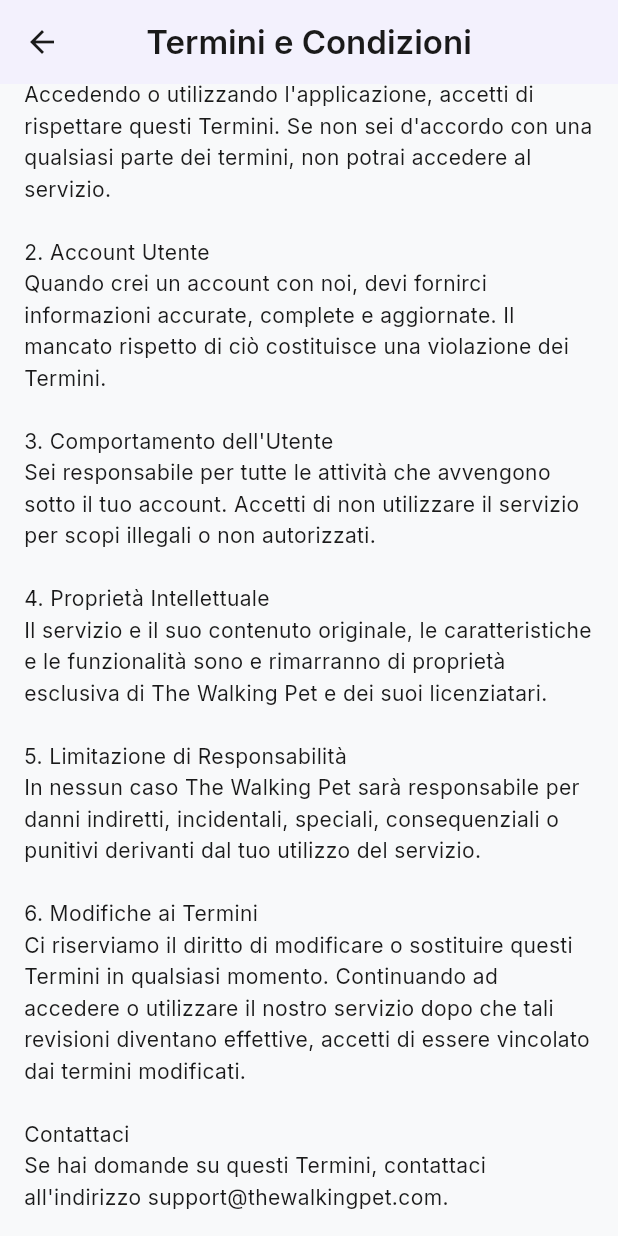
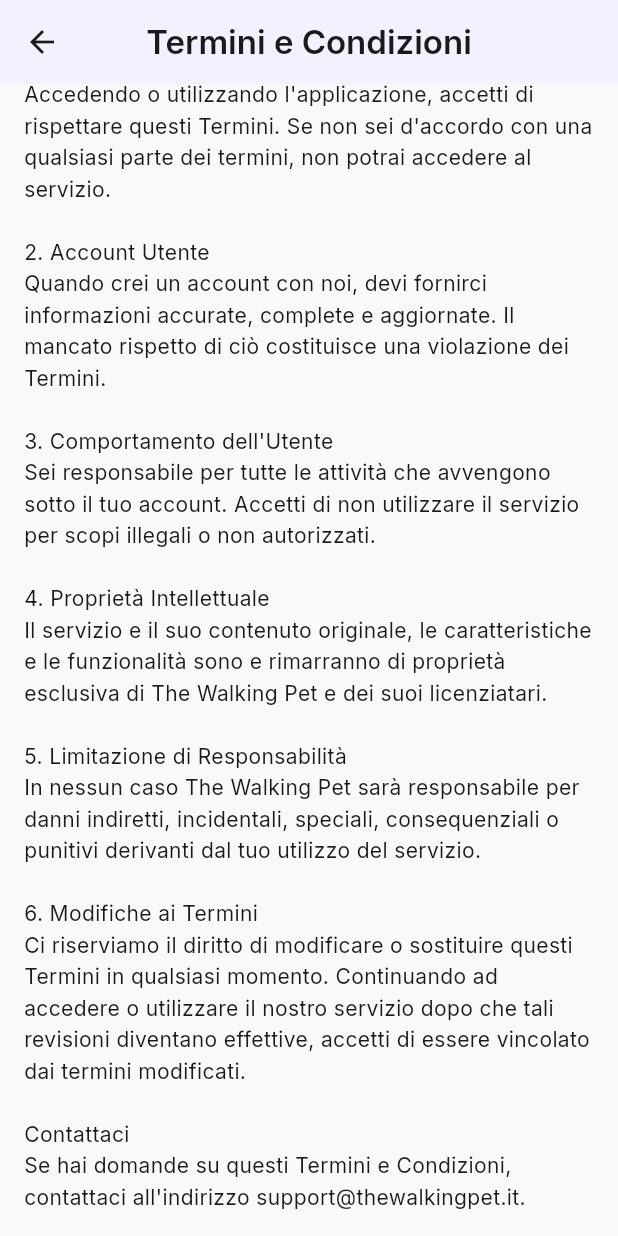
Before and after one commit to fgabelli/the_walking_pet, a Flutter app: the TermsConditionsScreen screen opened directly, scrolled down 253 dp, on a phone screen of 412 x 824 dp. Run offline on Flutter 3.47's test engine with Material 3 defaults, Android fonts, the phone set to English and light mode, and no system bars; our stand-ins replace cloud_firestore, firebase_auth, firebase_core, firebase_storage, flutter_image_compress, flutter_map and 10 more; missing offline and left inert: geoflutterfire_plus; accounts and stored records are empty.

Commit message:
Prepare for deployment: add release assets and update legal docs

```diff
--- a/lib/features/legal/presentation/screens/privacy_policy_screen.dart
+++ b/lib/features/legal/presentation/screens/privacy_policy_screen.dart
@@ -42,7 +42,7 @@ class PrivacyPolicyScreen extends StatelessWidget {
               '5. I Tuoi Diritti\n'
               'Hai il diritto di accedere, correggere o cancellare le tue informazioni personali in qualsiasi momento attraverso le impostazioni dell\'app.\n\n'
               'Contattaci\n'
-              'Se hai domande su questa Informativa sulla Privacy, contattaci all\'indirizzo support@thewalkingpet.com.',
+              'Se hai domande su questa Informativa sulla Privacy, contattaci all\'indirizzo support@thewalkingpet.it.',
               style: TextStyle(height: 1.5),
             ),
           ],
--- a/lib/features/legal/presentation/screens/terms_conditions_screen.dart
+++ b/lib/features/legal/presentation/screens/terms_conditions_screen.dart
@@ -42,7 +42,7 @@ class TermsConditionsScreen extends StatelessWidget {
               '6. Modifiche ai Termini\n'
               'Ci riserviamo il diritto di modificare o sostituire questi Termini in qualsiasi momento. Continuando ad accedere o utilizzare il nostro servizio dopo che tali revisioni diventano effettive, accetti di essere vincolato dai termini modificati.\n\n'
               'Contattaci\n'
-              'Se hai domande su questi Termini, contattaci all\'indirizzo support@thewalkingpet.com.',
+              'Se hai domande su questi Termini e Condizioni, contattaci all\'indirizzo support@thewalkingpet.it.',
               style: TextStyle(height: 1.5),
             ),
           ],
```
Also changed, not shown: 10 other files.
